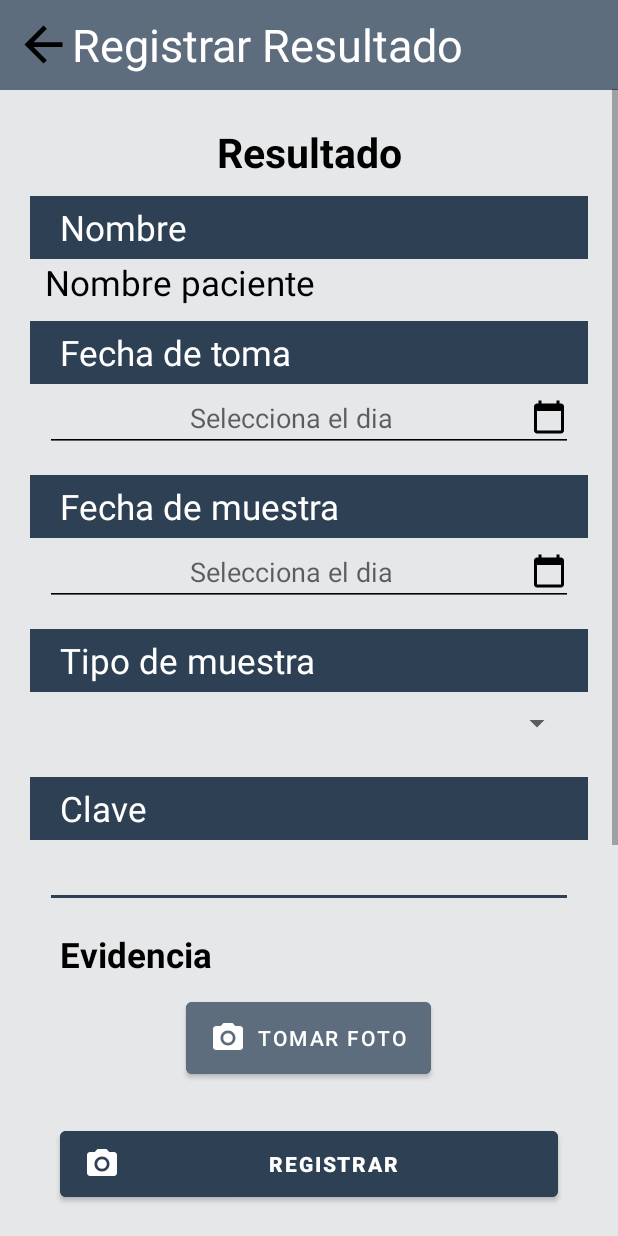
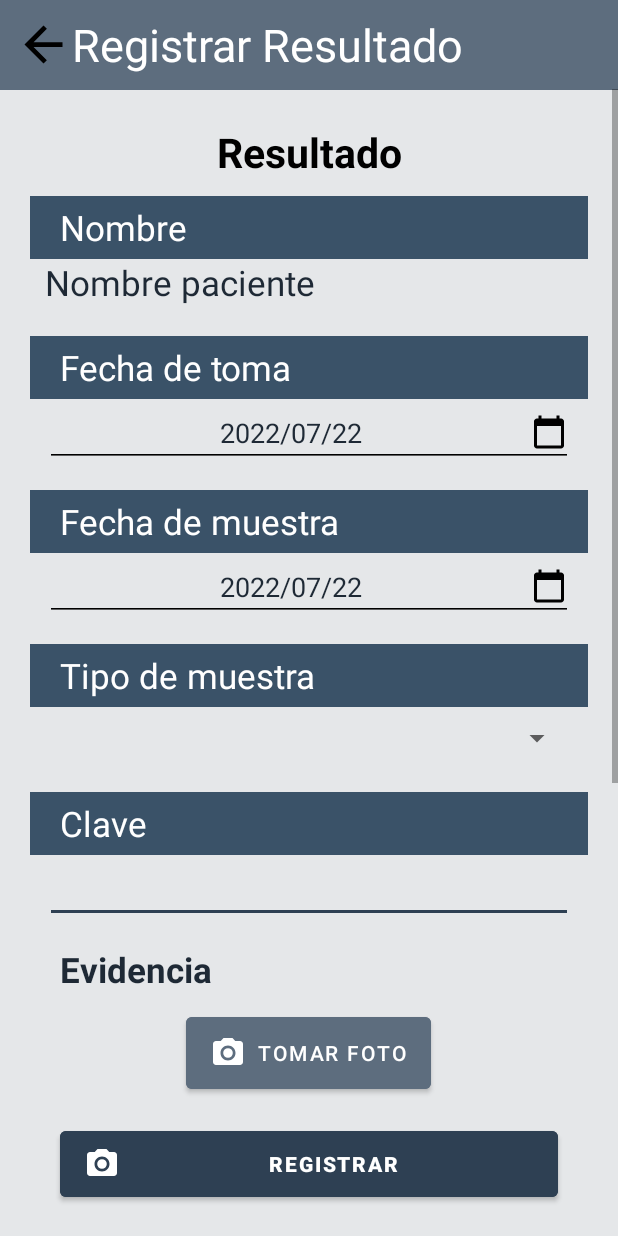
Before and after one commit to Arellanox/subir-resultados-antigeno, an Android app: the ANTIGENO_resultado_formulario screen opened directly, with no data from a screen before it, on a phone screen of 412 x 824 dp. Run offline under Robolectric (Android 15) with nearby library versions, the phone set to English and light mode, and no system bars; network calls fail.

Commit message:
Cambios y formulario de resultado

```diff
--- a/app/src/main/java/com/example/refineria/ANTIGENO/ANTIGENO_resultado_formulario.kt
+++ b/app/src/main/java/com/example/refineria/ANTIGENO/ANTIGENO_resultado_formulario.kt
@@ -1,12 +1,126 @@
 package com.example.refineria.ANTIGENO
 
+import android.annotation.SuppressLint
+import android.content.Context
+import android.content.Intent
+import android.graphics.Bitmap
+import android.graphics.BitmapFactory
 import androidx.appcompat.app.AppCompatActivity
 import android.os.Bundle
+import android.provider.MediaStore
+import android.util.Base64
+import com.example.refineria.DatePickerFragment
 import com.example.refineria.R
+import kotlinx.android.synthetic.main.activity_antigeno_resultado_formulario.*
+import java.io.ByteArrayOutputStream
+import java.io.IOException
+import java.text.SimpleDateFormat
+import java.util.*
 
 class ANTIGENO_resultado_formulario : AppCompatActivity() {
+    val listMuestras = ArrayList<String>()
+    val ListIDMuestras = ArrayList<String>()
+
+    @SuppressLint("SimpleDateFormat")
     override fun onCreate(savedInstanceState: Bundle?) {
         super.onCreate(savedInstanceState)
         setContentView(R.layout.activity_antigeno_resultado_formulario)
+        setupListener()
+        val date = getCurrentDateTime()
+        val dateInString = date.toString("yyyy/MM/dd")
+        ResultFechaToma.setText(dateInString)
+        ResultFechaMuestra.setText(dateInString)
+
+
+    }
+
+
+
+    private fun setupListener(){
+        ResultFechaToma.setOnClickListener{showDatePickerDialog()}
+        ResultFechaMuestra.setOnClickListener{showDatePickerDialog()}
+        ResultEvidencia.setOnClickListener { dispatchTakePictureIntent() }
+    }
+
+    //bitmap
+    // extension function to get bitmap from assets
+    fun Context.assetsToBitmap(fileName:String): Bitmap?{
+        return try {
+            val stream = assets.open(fileName)
+            BitmapFactory.decodeStream(stream)
+        } catch (e: IOException) {
+            e.printStackTrace()
+            null
+        }
+    }
+
+
+    // extension function to convert bitmap to byte array
+    fun Bitmap.toByteArray():ByteArray{
+        ByteArrayOutputStream().apply {
+            compress(Bitmap.CompressFormat.JPEG,10,this)
+            return toByteArray()
+        }
+    }
+
+
+    // extension function to convert byte array to bitmap
+    fun ByteArray.toBitmap(): Bitmap {
+        return BitmapFactory.decodeByteArray(this,0,size)
+    }
+    //base64
+    fun Bitmap.toBase64String():String{
+        ByteArrayOutputStream().apply {
+            compress(Bitmap.CompressFormat.JPEG,10,this)
+            return Base64.encodeToString(toByteArray(), Base64.DEFAULT)
+        }
+    }
+    private fun encodeImage(bm: Bitmap): String? {
+        val baos = ByteArrayOutputStream()
+        bm.compress(Bitmap.CompressFormat.JPEG, 100, baos)
+        val b = baos.toByteArray()
+        return Base64.encodeToString(b, Base64.DEFAULT)
+    }
+
+    //Camera
+    val REQUEST_IMAGE_CAPTURE = 1
+
+    private fun dispatchTakePictureIntent() {
+        Intent(MediaStore.ACTION_IMAGE_CAPTURE).also { takePictureIntent ->
+            takePictureIntent.resolveActivity(packageManager)?.also {
+                startActivityForResult(takePictureIntent, REQUEST_IMAGE_CAPTURE)
+            }
+        }
+    }
+    override fun onActivityResult(requestCode: Int, resultCode: Int, data: Intent?) {
+        super.onActivityResult(requestCode, resultCode, data)
+
+        if (requestCode == REQUEST_IMAGE_CAPTURE && resultCode == RESULT_OK) {
+            data?.extras?.let { bundle ->
+                val imageBitmap = bundle.get("data") as Bitmap
+                imageFoto.setImageBitmap(imageBitmap)
+            }
+        }
+    }
+
+
+
+    //DatePicker
+    private fun showDatePickerDialog(){
+        val datepicker= DatePickerFragment({ day, month, year -> onDateSelected(day, month, year)})
+        datepicker.show(supportFragmentManager, "datePicker")
+    }
+
+    fun onDateSelected(day:Int, month:Int, year:Int){
+        ResultFechaToma.setText("$year-${month+1}-$day")
+        ResultFechaMuestra.setText("$year-${month+1}-$day")
+    }
+    //Consultar fecha actual
+    fun Date.toString(format: String, locale: Locale = Locale.getDefault()): String {
+        val formatter = SimpleDateFormat(format, locale)
+        return formatter.format(this)
+    }
+    fun getCurrentDateTime(): Date {
+        return Calendar.getInstance().time
     }
 }
--- a/app/src/main/java/com/example/refineria/ANTIGENO/ANTIGENO_subir_resultado.kt
+++ b/app/src/main/java/com/example/refineria/ANTIGENO/ANTIGENO_subir_resultado.kt
@@ -95,6 +95,11 @@ class ANTIGENO_subir_resultado : AppCompatActivity() {
         view.btnDialogAceptar.setOnClickListener {
             Toast.makeText(this, "A seleccionado el resultado, agregué la siguiente información", Toast.LENGTH_SHORT).show()
             form(resultado, nombre, "99999")
+            dialog.dismiss()
+        }
+
+        view.btnDialogCancelar.setOnClickListener {
+            dialog.dismiss()
         }
     }
 }
--- a/app/src/main/java/com/example/refineria/DatePickerFragment.kt
+++ b/app/src/main/java/com/example/refineria/DatePickerFragment.kt
@@ -22,7 +22,7 @@ class DatePickerFragment(val listener: (day:Int, month:Int, year:Int)-> Unit): D
         val year = c.get(Calendar.YEAR)
 
         val picker = DatePickerDialog(activity as Context, R.style.DatePickerTheme, this, year, month, day)
-        picker.datePicker.minDate = c.timeInMillis
+        //picker.datePicker.minDate = c.timeInMillis
         return picker
     }
 
--- a/app/src/main/java/com/example/refineria/fragments/Antigeno.kt
+++ b/app/src/main/java/com/example/refineria/fragments/Antigeno.kt
@@ -35,8 +35,9 @@ class Antigeno : Fragment(), MainActivity.refreshList {
         inflater: LayoutInflater, container : ViewGroup?,
         saveInstanceState: Bundle?
     ): View?{
+        val view = inflater.inflate(R.layout.fragment_antigeno, container, false)
         antigenos.obtenerListaPacientesAntigeno(requireContext())
-        return inflater.inflate(R.layout.fragment_antigeno, container, false)
+        return view
     }
     override fun onViewCreated(itemView: View, savedInstanceState: Bundle?) {
         super.onViewCreated(itemView, savedInstanceState)
--- a/app/src/main/res/layout/activity_antigeno_resultado_formulario.xml
+++ b/app/src/main/res/layout/activity_antigeno_resultado_formulario.xml
@@ -90,7 +90,7 @@
                 android:id="@+id/textView2"
                 android:layout_width="match_parent"
                 android:layout_height="wrap_content"
-                android:background="@color/colorFondoOscuro"
+                android:background="@color/colorOnPrimary"
                 android:paddingLeft="20dp"
                 android:paddingTop="5dp"
                 android:paddingRight="20dp"
@@ -104,17 +104,17 @@
                 android:id="@+id/textNombrePasiente2"
                 android:layout_width="match_parent"
                 android:layout_height="wrap_content"
-                android:layout_marginBottom="10dp"
+                android:layout_marginBottom="20dp"
                 android:layout_marginLeft="10dp"
                 android:layout_marginRight="10dp"
                 android:text="@string/nombre_paciente"
-                android:textColor="@color/black"
+                android:textColor="@color/colorTexto"
                 android:textSize="23sp" />
 
             <TextView
                 android:layout_width="match_parent"
                 android:layout_height="wrap_content"
-                android:background="@color/colorFondoOscuro"
+                android:background="@color/colorOnPrimary"
                 android:paddingLeft="20dp"
                 android:paddingTop="5dp"
                 android:paddingRight="20dp"
@@ -125,6 +125,7 @@
                 android:tooltipText="Nombre del Paciente" />
 
             <EditText
+                android:id="@+id/ResultFechaToma"
                 style="@style/Widget.AppCompat.EditText"
                 android:layout_width="match_parent"
                 android:layout_height="wrap_content"
@@ -139,7 +140,7 @@
                 android:inputType="date"
                 android:selectAllOnFocus="false"
                 android:singleLine="false"
-                android:textColor="@color/black"
+                android:textColor="@color/colorTexto"
                 android:theme="@style/OulineInput"
                 android:visibility="visible"
                 android:drawableRight="@drawable/ic_baseline_calendar_today_24"
@@ -148,7 +149,7 @@
             <TextView
                 android:layout_width="match_parent"
                 android:layout_height="wrap_content"
-                android:background="@color/colorFondoOscuro"
+                android:background="@color/colorOnPrimary"
                 android:paddingLeft="20dp"
                 android:paddingTop="5dp"
                 android:paddingRight="20dp"
@@ -158,7 +159,7 @@
                 android:textSize="23sp"
                 android:tooltipText="Nombre del Paciente" />
 
-            <EditText
+            <EditText android:id="@+id/ResultFechaMuestra"
                 style="@style/Widget.AppCompat.EditText"
                 android:layout_width="match_parent"
                 android:layout_height="wrap_content"
@@ -173,7 +174,7 @@
                 android:inputType="date"
                 android:selectAllOnFocus="false"
                 android:singleLine="false"
-                android:textColor="@color/black"
+                android:textColor="@color/colorTexto"
                 android:theme="@style/OulineInput"
                 android:visibility="visible"
                 android:drawableRight="@drawable/ic_baseline_calendar_today_24"
@@ -182,7 +183,7 @@
             <TextView
                 android:layout_width="match_parent"
                 android:layout_height="wrap_content"
-                android:background="@color/colorFondoOscuro"
+                android:background="@color/colorOnPrimary"
                 android:paddingLeft="20dp"
                 android:paddingTop="5dp"
                 android:paddingRight="20dp"
@@ -199,6 +200,7 @@
                 android:layout_height="41dp"
                 android:layout_marginLeft="10dp"
                 android:layout_marginRight="10dp"
+                android:textColor="@color/colorTexto"
                 android:layout_marginBottom="15dp"
                 android:dropDownWidth="match_parent"
                 android:spinnerMode="dialog" />
@@ -206,7 +208,7 @@
             <TextView
                 android:layout_width="match_parent"
                 android:layout_height="wrap_content"
-                android:background="@color/colorFondoOscuro"
+                android:background="@color/colorOnPrimary"
                 android:paddingLeft="20dp"
                 android:paddingTop="5dp"
                 android:paddingRight="20dp"
@@ -225,7 +227,7 @@
                 android:layout_marginBottom="15dp"
                 android:gravity="center"
                 android:inputType=""
-                android:textColor="@color/black"
+                android:textColor="@color/colorTexto"
                 android:theme="@style/OulineInput" />
 
             <TextView
@@ -233,7 +235,7 @@
                 android:layout_width="match_parent"
                 android:layout_height="match_parent"
                 android:text="@string/evidencia"
-                android:textColor="@color/black"
+                android:textColor="@color/colorTexto"
                 android:textSize="23sp"
                 android:layout_marginLeft="20dp"
                 android:layout_marginRight="20dp"
@@ -241,7 +243,7 @@
                 android:textStyle="bold" />
 
             <Button
-                android:id="@+id/btnSignosFoto"
+                android:id="@+id/ResultEvidencia"
                 android:layout_width="wrap_content"
                 android:layout_height="60dp"
                 android:layout_gravity="center"
@@ -254,7 +256,8 @@
             <ImageView
                 android:id="@+id/imageFoto"
                 android:layout_width="match_parent"
-                android:layout_height="295dp"
+                android:layout_height="300dp"
+                android:layout_marginBottom="70dp"
                 tools:srcCompat="@tools:sample/backgrounds/scenic" />
 
         </LinearLayout>
--- a/app/src/main/res/values/colors.xml
+++ b/app/src/main/res/values/colors.xml
@@ -9,7 +9,7 @@
     <color name="colorTexto">#1E2935</color>
     <color name="colorTexto2">#263342</color>
     <color name="colorPrimaryVariant">#5D6D7E</color>
-    <color name="colorOnPrimary">#34495E</color>
+    <color name="colorOnPrimary">#3A5268</color>
     <color name="backgroundColor">#E5E7E9</color>
     <color name="backgroundColorOscuro">#DFDFDF</color>
 </resources>
```
Also changed, not shown: app/src/main/res/layout/fragment_antigeno.xml (+9 -0 lines).
